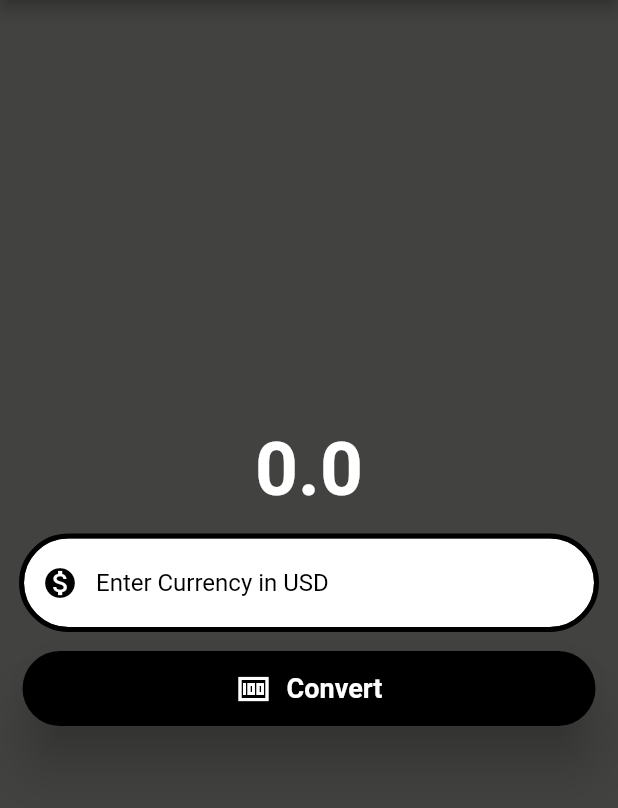
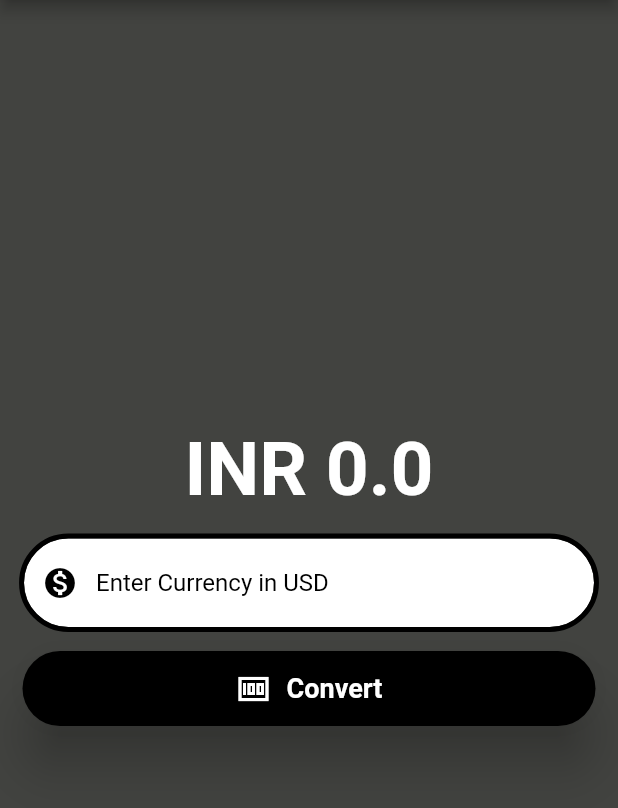
Before and after one commit to sxmbaka/currency_converter, a Flutter app: the screen it shows after launch, on a phone screen of 412 x 824 dp, the part 84-892 px from its top. Run offline on Flutter 3.47's test engine with Material 2 defaults, Android fonts, the phone set to English and light mode, and no system bars.

Commit message:
update currency_converter_material_page.dart

```diff
--- a/lib/currency_converter_material_page.dart
+++ b/lib/currency_converter_material_page.dart
@@ -55,7 +55,7 @@ class _CurrencyConverterMaterialApp
             mainAxisAlignment: MainAxisAlignment.center,
             children: [
               Text(
-                resultValue.toString(),
+                'INR $resultValue',
                 style: const TextStyle(
                   color: Color.fromARGB(255, 255, 255, 255),
                   fontSize: 50,
```
